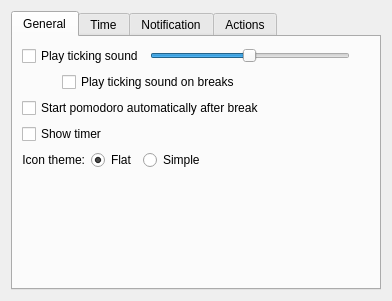
First picture: the form in contents/ui/config.ui, repository arthurtaborda/Tomatoid, before the edit.
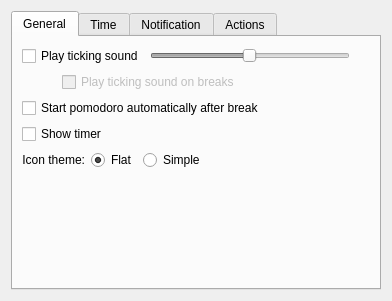
Second picture: the form after the edit. Custom widgets are drawn as their Qt base class.

Commit message: added optional "ticking sound on breaks" configuration + some little UI improvements

```diff
--- a/contents/ui/config.ui
+++ b/contents/ui/config.ui
@@ -39,7 +39,7 @@
          <item>
           <widget class="QSlider" name="kcfg_tickingVolume">
            <property name="enabled">
-            <bool>true</bool>
+            <bool>false</bool>
            </property>
            <property name="minimumSize">
             <size>
@@ -108,9 +108,15 @@
          </item>
          <item>
           <widget class="QCheckBox" name="kcfg_playTickingSoundOnBreaks">
+           <property name="enabled">
+            <bool>false</bool>
+           </property>
            <property name="text">
             <string>Play ticking sound on breaks</string>
            </property>
+           <property name="checked">
+            <bool>false</bool>
+           </property>
           </widget>
          </item>
         </layout>
```
Left out of the diff: 2 changed lines with no effect on the pictures. The commit also changes 1 other file.
